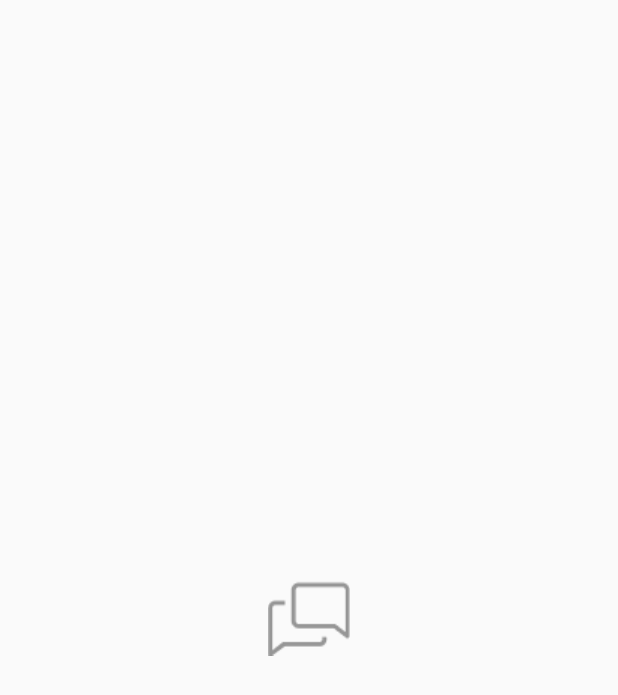
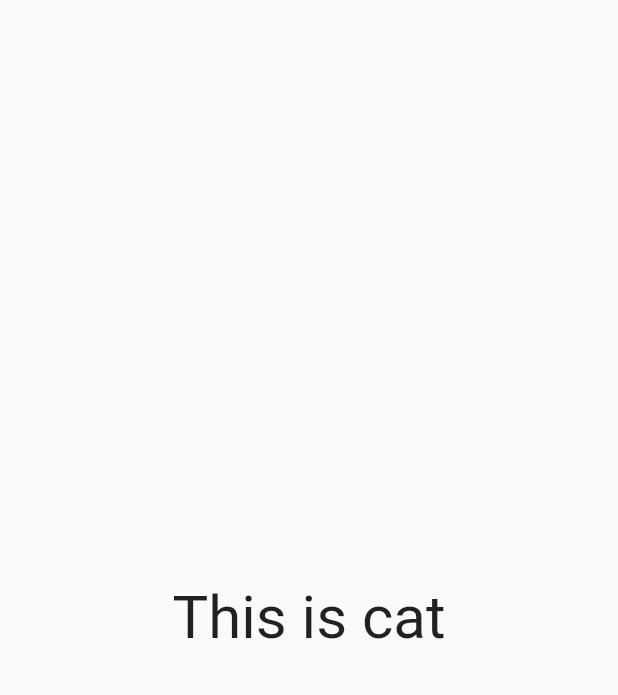
Before and after one commit to f1forhelp/India_today_assignment, a Flutter app: the screen it shows after launch, on a phone screen of 412 x 824 dp. Shown: the top 695 px of the screen. Run offline on Flutter 3.47's test engine with Material 2 defaults, Android fonts, the phone set to English and light mode, and no system bars; our stand-ins replace flutter_screenutil, google_fonts.

Commit message:
Global Text Theme Added

```diff
--- a/lib/main.dart
+++ b/lib/main.dart
@@ -1,5 +1,6 @@
 import 'package:flutter/material.dart';
 import 'package:flutter_screenutil/flutter_screenutil.dart';
+import 'package:google_fonts/google_fonts.dart';
 import 'package:india_today_demo/utils/constants/KAsset.dart';
 
 void main() {
@@ -20,7 +21,13 @@
             FocusManager.instance.primaryFocus?.unfocus();
           }
         },
-        child: const MaterialApp(
+        child: MaterialApp(
+          theme: ThemeData(
+            textTheme: GoogleFonts.robotoTextTheme(
+              Theme.of(context)
+                  .textTheme, // If this is not set, then ThemeData.light().textTheme is used.
+            ),
+          ),
           home: HomeScreen(),
         ),
       ),
@@ -35,7 +42,12 @@
   Widget build(BuildContext context) {
     return Scaffold(
       body: Center(
-        child: Image.asset(KAsset.talk),
+        child: Text(
+          "This is cat",
+          style: TextStyle(
+            fontSize: 40,
+          ),
+        ),
       ),
     );
   }
--- a/pubspec.yaml
+++ b/pubspec.yaml
@@ -27,6 +27,7 @@ environment:
 # the latest version available on pub.dev. To see which dependencies have newer
 # versions available, run `flutter pub outdated`.
 dependencies:
+  google_fonts: ^2.3.1
   flutter_screenutil: ^5.3.1
   flutter:
     sdk: flutter
```
Also changed, not shown: pubspec.lock, 1 other file.
